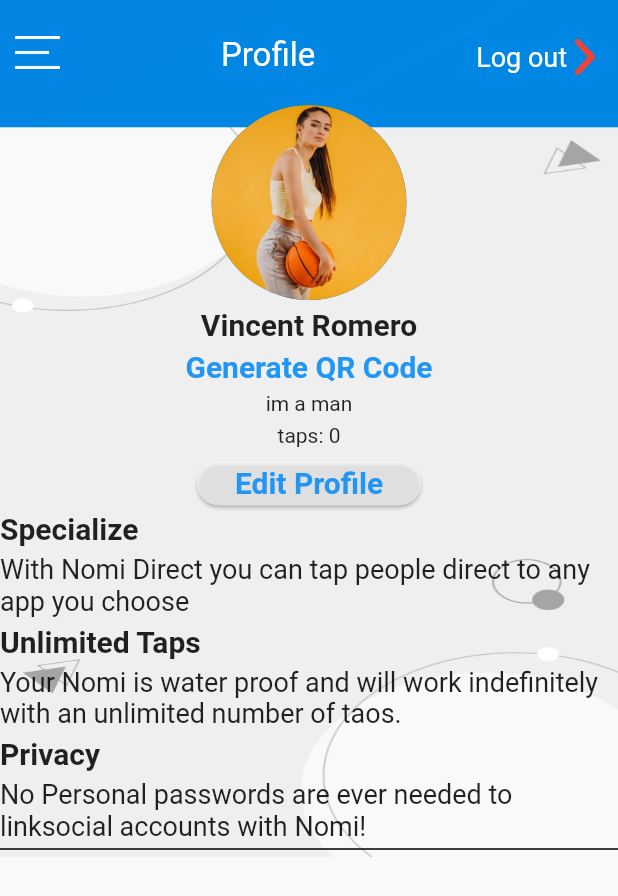
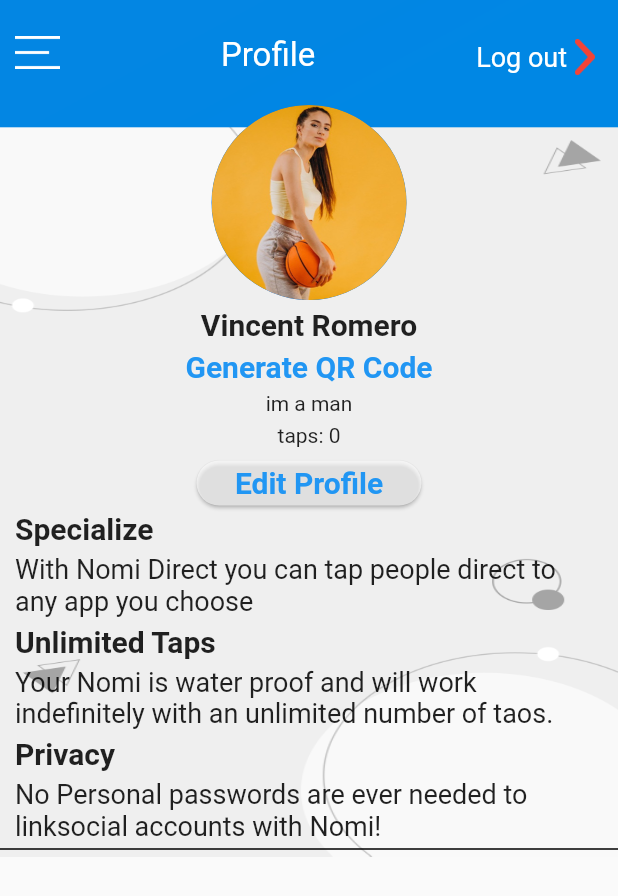
Before and after one commit to moinkhan603/Nomi-NFC, a Flutter app: the Profile screen opened directly, on a phone screen of 412 x 824 dp. Shown: the top 896 px of the screen. Run offline on Flutter 3.47's test engine with Material 2 defaults, Android fonts, the phone set to English and light mode, and no system bars; our stand-ins replace floating_bottom_navigation_bar, font_awesome_flutter, page_indicator.

Commit message:
9 Screens designed

```diff
--- a/lib/profile.dart
+++ b/lib/profile.dart
@@ -240,15 +240,18 @@ class _detailsWidget extends StatelessWidget {
  _detailsWidget(this.heading,this.detail);
   @override
   Widget build(BuildContext context) {
-    return Column(
-      mainAxisAlignment: MainAxisAlignment.start,
-      crossAxisAlignment: CrossAxisAlignment.start,
-      children: <Widget>[
+    return Padding(
+      padding: const EdgeInsets.symmetric(horizontal: 10),
+      child: Column(
+        mainAxisAlignment: MainAxisAlignment.center,
+        crossAxisAlignment: CrossAxisAlignment.start,
+        children: <Widget>[
 
-      Text(heading,style: TextStyle(fontWeight: FontWeight.bold,fontSize: 20),),
-        SizedBox(height: 5,),
-      Text(detail,style: TextStyle(fontSize: 18),),
+        Text(heading,style: TextStyle(fontWeight: FontWeight.bold,fontSize: 20),),
+          SizedBox(height: 5,),
+        Text(detail,style: TextStyle(fontSize: 18),),
 
-    ],);
+      ],),
+    );
   }
 }
--- a/lib/write.dart
+++ b/lib/write.dart
@@ -13,7 +13,8 @@ class _WriteState extends State<Write> {
 
           children: <Widget>[
 
-      new Container(
+      SingleChildScrollView(
+        child: new Container(
 
 
 
@@ -155,6 +156,7 @@ Wrap(
 
 
     ),
+      ),
 
           ]),
     );
```
Lines whose indentation alone changed are shown as unchanged.
